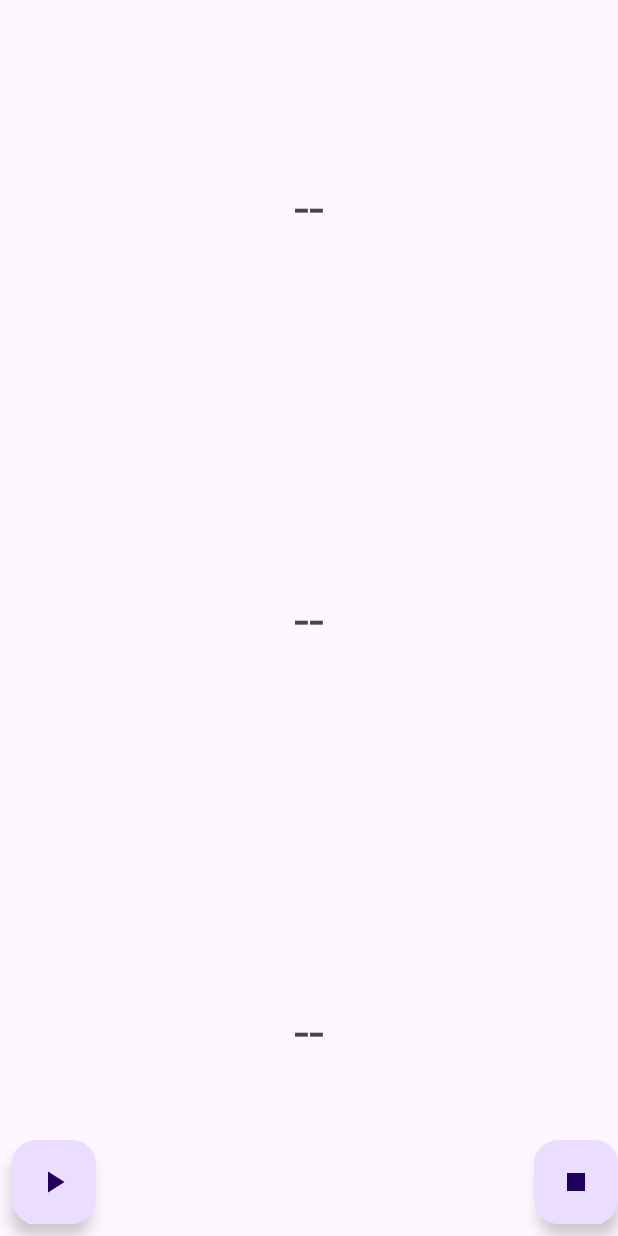
After one commit to mocHeart/CoroutinesStudy, an Android app: the D07SharedFlowFragment screen opened through its navigation route, on a phone screen of 412 x 824 dp. The commit adds this screen. Run offline under Robolectric (Android 15) with nearby library versions, the light colour scheme and no system bars.

Commit message:
Demo07:协程Flow的综合应用-06SharedFlow测试

```diff
--- /dev/null
+++ b/app/src/main/java/com/hg/crs/demo07/common/LocalEventBus.kt
@@ -0,0 +1,15 @@
+package com.hg.crs.demo07.common
+
+import kotlinx.coroutines.flow.MutableSharedFlow
+
+object LocalEventBus {
+
+    val events = MutableSharedFlow<Event>()
+
+    suspend fun postEvent(event: Event) {
+        events.emit(event)
+    }
+
+}
+
+data class Event(val timestamp: Long)
--- a/app/src/main/java/com/hg/crs/demo07/fragment/D07HomeFragment.kt
+++ b/app/src/main/java/com/hg/crs/demo07/fragment/D07HomeFragment.kt
@@ -41,6 +41,10 @@ class D07HomeFragment : Fragment() {
             btnStateFlow.setOnClickListener {
                 findNavController().navigate(R.id.action_d7HomeFragment_to_d07NumberFragment)
             }
+
+            btnSharedFlow.setOnClickListener {
+                findNavController().navigate(R.id.action_d7HomeFragment_to_d07SharedFlowFragment)
+            }
         }
     }
 }
--- /dev/null
+++ b/app/src/main/java/com/hg/crs/demo07/fragment/D07SharedFlowFragment.kt
@@ -0,0 +1,40 @@
+package com.hg.crs.demo07.fragment
+
+import android.os.Bundle
+import androidx.fragment.app.Fragment
+import android.view.LayoutInflater
+import android.view.View
+import android.view.ViewGroup
+import androidx.fragment.app.viewModels
+import com.hg.crs.databinding.FragmentD07SharedFlowBinding
+import com.hg.crs.demo07.viewmodel.SharedFlowViewModel
+
+class D07SharedFlowFragment : Fragment() {
+
+    private val viewModel by viewModels<SharedFlowViewModel>()
+
+    private val mBinding: FragmentD07SharedFlowBinding by lazy {
+        FragmentD07SharedFlowBinding.inflate(layoutInflater)
+    }
+
+    override fun onCreateView(
+        inflater: LayoutInflater, container: ViewGroup?,
+        savedInstanceState: Bundle?
+    ): View? {
+        return mBinding.root
+    }
+
+    override fun onActivityCreated(savedInstanceState: Bundle?) {
+        super.onActivityCreated(savedInstanceState)
+        mBinding.apply {
+            d07BtnStart.setOnClickListener {
+                viewModel.startRefresh()
+            }
+            d07BtnStop.setOnClickListener {
+                viewModel.stopRefresh()
+            }
+        }
+    }
+
+
+}
--- /dev/null
+++ b/app/src/main/java/com/hg/crs/demo07/fragment/D07SharedFlowTestFragment.kt
@@ -0,0 +1,36 @@
+package com.hg.crs.demo07.fragment
+
+import android.os.Bundle
+import androidx.fragment.app.Fragment
+import android.view.LayoutInflater
+import android.view.View
+import android.view.ViewGroup
+import androidx.lifecycle.lifecycleScope
+import com.hg.crs.databinding.FragmentD07SharedFlowTestBinding
+import com.hg.crs.demo07.common.LocalEventBus
+
+
+class D07SharedFlowTestFragment : Fragment() {
+
+
+
+    private val mBinding: FragmentD07SharedFlowTestBinding by lazy {
+        FragmentD07SharedFlowTestBinding.inflate(layoutInflater)
+    }
+
+    override fun onCreateView(
+        inflater: LayoutInflater, container: ViewGroup?,
+        savedInstanceState: Bundle?
+    ): View? {
+        return mBinding.root
+    }
+
+    override fun onActivityCreated(savedInstanceState: Bundle?) {
+        super.onActivityCreated(savedInstanceState)
+        lifecycleScope.launchWhenCreated {
+            LocalEventBus.events.collect {
+                mBinding.d07TvTime.text = it.timestamp.toString()
+            }
+        }
+    }
+}
--- /dev/null
+++ b/app/src/main/java/com/hg/crs/demo07/viewmodel/SharedFlowViewModel.kt
@@ -0,0 +1,27 @@
+package com.hg.crs.demo07.viewmodel
+
+import androidx.lifecycle.ViewModel
+import androidx.lifecycle.viewModelScope
+import com.hg.crs.demo07.common.Event
+import com.hg.crs.demo07.common.LocalEventBus
+import kotlinx.coroutines.Dispatchers
+import kotlinx.coroutines.Job
+import kotlinx.coroutines.launch
+
+class SharedFlowViewModel : ViewModel() {
+
+   private lateinit var job: Job
+
+   fun startRefresh() {
+       job = viewModelScope.launch(Dispatchers.IO) {
+           while (true) {
+               LocalEventBus.postEvent(Event(System.currentTimeMillis()))
+           }
+       }
+   }
+
+    fun stopRefresh() {
+        job.cancel()
+    }
+
+}
--- /dev/null
+++ b/app/src/main/res/drawable/ic_start.xml
@@ -0,0 +1,5 @@
+<vector xmlns:android="http://schemas.android.com/apk/res/android" android:height="24dp" android:tint="#777777" android:viewportHeight="24" android:viewportWidth="24" android:width="24dp">
+
+    <path android:fillColor="@android:color/white" android:pathData="M8,5v14l11,-7z"/>
+
+</vector>
--- /dev/null
+++ b/app/src/main/res/drawable/ic_stop.xml
@@ -0,0 +1,5 @@
+<vector xmlns:android="http://schemas.android.com/apk/res/android" android:height="24dp" android:tint="#777777" android:viewportHeight="24" android:viewportWidth="24" android:width="24dp">
+
+    <path android:fillColor="@android:color/white" android:pathData="M6,6h12v12H6z"/>
+
+</vector>
--- /dev/null
+++ b/app/src/main/res/layout/fragment_d07_shared_flow.xml
@@ -0,0 +1,54 @@
+<?xml version="1.0" encoding="utf-8"?>
+<FrameLayout xmlns:android="http://schemas.android.com/apk/res/android"
+    xmlns:tools="http://schemas.android.com/tools"
+    android:layout_width="match_parent"
+    android:layout_height="match_parent"
+    android:orientation="vertical"
+    tools:context=".demo07.fragment.D07SharedFlowFragment">
+
+    <LinearLayout
+        android:layout_width="match_parent"
+        android:layout_height="match_parent"
+        android:orientation="vertical">
+
+        <fragment
+            android:id="@+id/d07_one"
+            android:name="com.hg.crs.demo07.fragment.D07SharedFlowTestFragment"
+            android:layout_width="match_parent"
+            android:layout_height="0dp"
+            android:layout_weight="1" />
+
+        <fragment
+            android:id="@+id/d07_two"
+            android:name="com.hg.crs.demo07.fragment.D07SharedFlowTestFragment"
+            android:layout_width="match_parent"
+            android:layout_height="0dp"
+            android:layout_weight="1" />
+
+        <fragment
+            android:id="@+id/d07_three"
+            android:name="com.hg.crs.demo07.fragment.D07SharedFlowTestFragment"
+            android:layout_width="match_parent"
+            android:layout_height="0dp"
+            android:layout_weight="1" />
+    </LinearLayout>
+
+    <com.google.android.material.floatingactionbutton.FloatingActionButton
+        android:id="@+id/d07_btn_start"
+        android:layout_width="wrap_content"
+        android:layout_height="wrap_content"
+        android:layout_gravity="bottom|start"
+        android:layout_marginLeft="8dp"
+        android:layout_marginBottom="8dp"
+        android:src="@drawable/ic_start" />
+
+    <com.google.android.material.floatingactionbutton.FloatingActionButton
+        android:id="@+id/d07_btn_stop"
+        android:layout_width="wrap_content"
+        android:layout_height="wrap_content"
+        android:layout_gravity="bottom|end"
+        android:layout_marginLeft="8dp"
+        android:layout_marginBottom="8dp"
+        android:src="@drawable/ic_stop" />
+
+</FrameLayout>
--- /dev/null
+++ b/app/src/main/res/layout/fragment_d07_shared_flow_test.xml
@@ -0,0 +1,16 @@
+<?xml version="1.0" encoding="utf-8"?>
+<FrameLayout xmlns:android="http://schemas.android.com/apk/res/android"
+    xmlns:tools="http://schemas.android.com/tools"
+    android:layout_width="match_parent"
+    android:layout_height="match_parent"
+    tools:context=".demo07.fragment.D07SharedFlowTestFragment">
+
+    <TextView
+        android:id="@+id/d07_tv_time"
+        android:layout_width="match_parent"
+        android:layout_height="match_parent"
+        android:gravity="center"
+        android:text="--"
+        android:textSize="36sp" />
+
+</FrameLayout>
--- a/app/src/main/res/navigation/d07navigation.xml
+++ b/app/src/main/res/navigation/d07navigation.xml
@@ -21,6 +21,9 @@
         <action
             android:id="@+id/action_d7HomeFragment_to_d07NumberFragment"
             app:destination="@id/d07NumberFragment" />
+        <action
+            android:id="@+id/action_d7HomeFragment_to_d07SharedFlowFragment"
+            app:destination="@id/d07SharedFlowFragment" />
     </fragment>
     <fragment
         android:id="@+id/d07DownloadFragment"
@@ -41,4 +44,9 @@
         android:name="com.hg.crs.demo07.fragment.D07NumberFragment"
         android:label="fragment_d07_number"
         tools:layout="@layout/fragment_d07_number" />
+    <fragment
+        android:id="@+id/d07SharedFlowFragment"
+        android:name="com.hg.crs.demo07.fragment.D07SharedFlowFragment"
+        android:label="fragment_d07_shared_flow"
+        tools:layout="@layout/fragment_d07_shared_flow" />
 </navigation>
```
